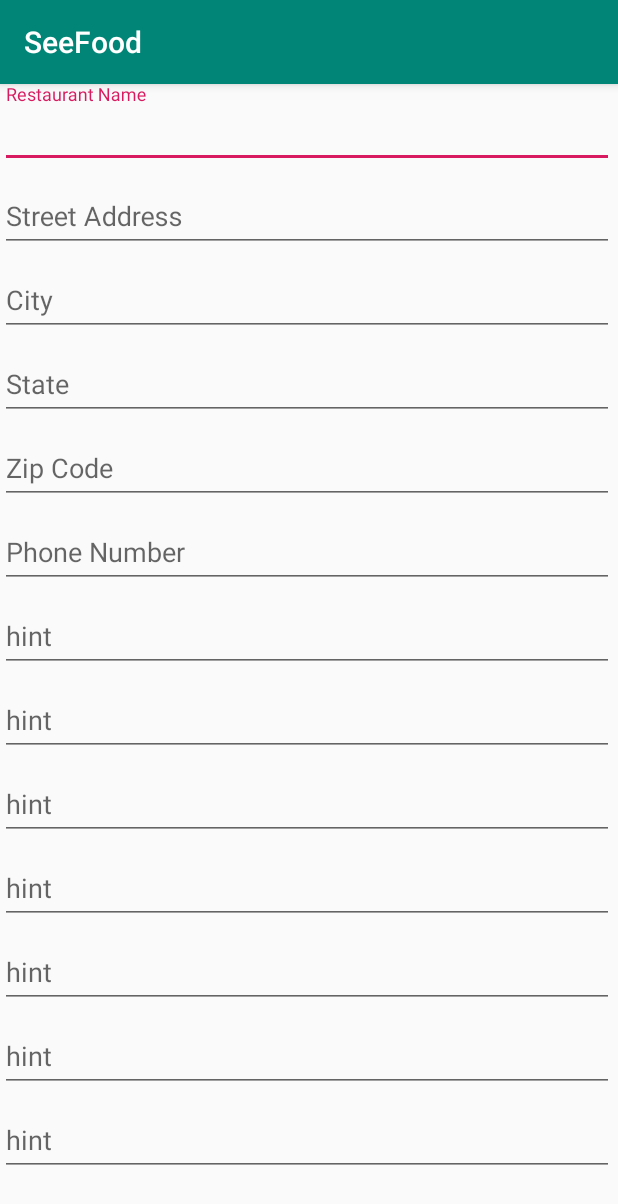
After one commit to JoeM88/SeeFood-android-499, an Android app: the dataLoadingActivity screen opened directly, with no data from a screen before it, on a phone screen of 412 x 824 dp. The commit adds this screen. Shown: the top 1204 px of the screen. Run offline under Robolectric (Android 15) with nearby library versions, the phone set to English and light mode, and no system bars.

Commit message:
testing components

```diff
--- a/app/src/main/AndroidManifest.xml
+++ b/app/src/main/AndroidManifest.xml
@@ -9,9 +9,13 @@
         android:roundIcon="@mipmap/ic_launcher_round"
         android:supportsRtl="true"
         android:theme="@style/AppTheme">
-        <activity android:name=".userProfileActivity" android:parentActivityName=".MainActivity">
-            <meta-data android:name="android.support.PARENT_ACTIVITY"
-                android:value= ".MainActivity" />
+        <activity android:name=".dataLoadingActivity"></activity>
+        <activity
+            android:name=".userProfileActivity"
+            android:parentActivityName=".MainActivity">
+            <meta-data
+                android:name="android.support.PARENT_ACTIVITY"
+                android:value=".userProfileActivity" />
         </activity>
         <activity
             android:name=".MainActivity"
--- /dev/null
+++ b/app/src/main/java/com/example/seefood/dataLoadingActivity.java
@@ -0,0 +1,16 @@
+package com.example.seefood;
+
+import androidx.appcompat.app.AppCompatActivity;
+
+import android.content.Intent;
+import android.os.Bundle;
+import android.view.View;
+
+public class dataLoadingActivity extends AppCompatActivity {
+
+    @Override
+    protected void onCreate(Bundle savedInstanceState) {
+        super.onCreate(savedInstanceState);
+        setContentView(R.layout.activity_data_loading);
+    }
+}
--- a/app/src/main/java/com/example/seefood/userProfileActivity.java
+++ b/app/src/main/java/com/example/seefood/userProfileActivity.java
@@ -2,7 +2,9 @@ package com.example.seefood;
 
 import androidx.appcompat.app.AppCompatActivity;
 
+import android.content.Intent;
 import android.os.Bundle;
+import android.view.View;
 
 public class userProfileActivity extends AppCompatActivity {
 
@@ -11,4 +13,10 @@ public class userProfileActivity extends AppCompatActivity {
         super.onCreate(savedInstanceState);
         setContentView(R.layout.activity_user_profile);
     }
+
+    public void postData(View view){
+        Intent intent = new Intent(this, dataLoadingActivity.class);
+        //use put extra to pass things to the activity
+        startActivity(intent);
+    }
 }
--- /dev/null
+++ b/app/src/main/res/layout/activity_data_loading.xml
@@ -0,0 +1,153 @@
+<?xml version="1.0" encoding="utf-8"?>
+<androidx.constraintlayout.widget.ConstraintLayout xmlns:android="http://schemas.android.com/apk/res/android"
+    xmlns:app="http://schemas.android.com/apk/res-auto"
+    xmlns:tools="http://schemas.android.com/tools"
+    android:layout_width="match_parent"
+    android:layout_height="match_parent"
+    tools:context=".dataLoadingActivity">
+
+
+    <ScrollView
+        android:layout_width="409dp"
+        android:layout_height="729dp"
+        tools:layout_editor_absoluteX="1dp"
+        tools:layout_editor_absoluteY="1dp">
+
+        <LinearLayout
+            android:layout_width="match_parent"
+            android:layout_height="wrap_content"
+            android:orientation="vertical" >
+
+            <com.google.android.material.textfield.TextInputLayout
+                android:layout_width="match_parent"
+                android:layout_height="match_parent">
+
+                <com.google.android.material.textfield.TextInputEditText
+                    android:layout_width="match_parent"
+                    android:layout_height="wrap_content"
+                    android:hint="Restaurant Name" />
+            </com.google.android.material.textfield.TextInputLayout>
+
+            <com.google.android.material.textfield.TextInputLayout
+                android:layout_width="match_parent"
+                android:layout_height="match_parent">
+
+                <com.google.android.material.textfield.TextInputEditText
+                    android:layout_width="match_parent"
+                    android:layout_height="wrap_content"
+                    android:hint="Street Address" />
+            </com.google.android.material.textfield.TextInputLayout>
+
+            <com.google.android.material.textfield.TextInputLayout
+                android:layout_width="match_parent"
+                android:layout_height="match_parent">
+
+                <com.google.android.material.textfield.TextInputEditText
+                    android:layout_width="match_parent"
+                    android:layout_height="wrap_content"
+                    android:hint="City" />
+            </com.google.android.material.textfield.TextInputLayout>
+
+            <com.google.android.material.textfield.TextInputLayout
+                android:layout_width="match_parent"
+                android:layout_height="match_parent">
+
+                <com.google.android.material.textfield.TextInputEditText
+                    android:layout_width="match_parent"
+                    android:layout_height="wrap_content"
+                    android:hint="State" />
+            </com.google.android.material.textfield.TextInputLayout>
+
+            <com.google.android.material.textfield.TextInputLayout
+                android:layout_width="match_parent"
+                android:layout_height="match_parent">
+
+                <com.google.android.material.textfield.TextInputEditText
+                    android:layout_width="match_parent"
+                    android:layout_height="wrap_content"
+                    android:hint="Zip Code" />
+            </com.google.android.material.textfield.TextInputLayout>
+
+            <com.google.android.material.textfield.TextInputLayout
+                android:layout_width="match_parent"
+                android:layout_height="match_parent">
+
+                <com.google.android.material.textfield.TextInputEditText
+                    android:layout_width="match_parent"
+                    android:layout_height="wrap_content"
+                    android:hint="Phone Number" />
+            </com.google.android.material.textfield.TextInputLayout>
+
+            <com.google.android.material.textfield.TextInputLayout
+                android:layout_width="match_parent"
+                android:layout_height="match_parent">
+
+                <com.google.android.material.textfield.TextInputEditText
+                    android:layout_width="match_parent"
+                    android:layout_height="wrap_content"
+                    android:hint="hint" />
+            </com.google.android.material.textfield.TextInputLayout>
+
+            <com.google.android.material.textfield.TextInputLayout
+                android:layout_width="match_parent"
+                android:layout_height="match_parent">
+
+                <com.google.android.material.textfield.TextInputEditText
+                    android:layout_width="match_parent"
+                    android:layout_height="wrap_content"
+                    android:hint="hint" />
+            </com.google.android.material.textfield.TextInputLayout>
+
+            <com.google.android.material.textfield.TextInputLayout
+                android:layout_width="match_parent"
+                android:layout_height="match_parent">
+
+                <com.google.android.material.textfield.TextInputEditText
+                    android:layout_width="match_parent"
+                    android:layout_height="wrap_content"
+                    android:hint="hint" />
+            </com.google.android.material.textfield.TextInputLayout>
+
+            <com.google.android.material.textfield.TextInputLayout
+                android:layout_width="match_parent"
+                android:layout_height="match_parent">
+
+                <com.google.android.material.textfield.TextInputEditText
+                    android:layout_width="match_parent"
+                    android:layout_height="wrap_content"
+                    android:hint="hint" />
+            </com.google.android.material.textfield.TextInputLayout>
+
+            <com.google.android.material.textfield.TextInputLayout
+                android:layout_width="match_parent"
+                android:layout_height="match_parent">
+
+                <com.google.android.material.textfield.TextInputEditText
+                    android:layout_width="match_parent"
+                    android:layout_height="wrap_content"
+                    android:hint="hint" />
+            </com.google.android.material.textfield.TextInputLayout>
+
+            <com.google.android.material.textfield.TextInputLayout
+                android:layout_width="match_parent"
+                android:layout_height="match_parent">
+
+                <com.google.android.material.textfield.TextInputEditText
+                    android:layout_width="match_parent"
+                    android:layout_height="wrap_content"
+                    android:hint="hint" />
+            </com.google.android.material.textfield.TextInputLayout>
+
+            <com.google.android.material.textfield.TextInputLayout
+                android:layout_width="match_parent"
+                android:layout_height="match_parent">
+
+                <com.google.android.material.textfield.TextInputEditText
+                    android:layout_width="match_parent"
+                    android:layout_height="wrap_content"
+                    android:hint="hint" />
+            </com.google.android.material.textfield.TextInputLayout>
+        </LinearLayout>
+    </ScrollView>
+
+</androidx.constraintlayout.widget.ConstraintLayout>
--- a/app/src/main/res/layout/activity_user_profile.xml
+++ b/app/src/main/res/layout/activity_user_profile.xml
@@ -36,4 +36,13 @@
         tools:layout_editor_absoluteX="17dp"
         tools:layout_editor_absoluteY="426dp" />
 
+    <Button
+        android:id="@+id/loadingDataButton"
+        android:layout_width="wrap_content"
+        android:layout_height="wrap_content"
+        android:onClick="postData"
+        android:text="Go Load Data"
+        tools:layout_editor_absoluteX="144dp"
+        tools:layout_editor_absoluteY="496dp" />
+
 </androidx.constraintlayout.widget.ConstraintLayout>
```
Also changed, not shown: 4 other files.
